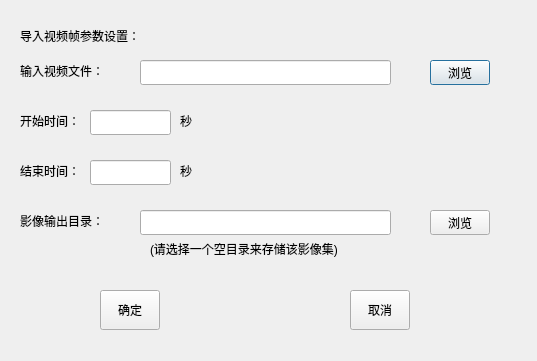
Above: dialog_importvideoframes.ui from zxczhai/OpenScan3D before the change. Below: the same form after it.
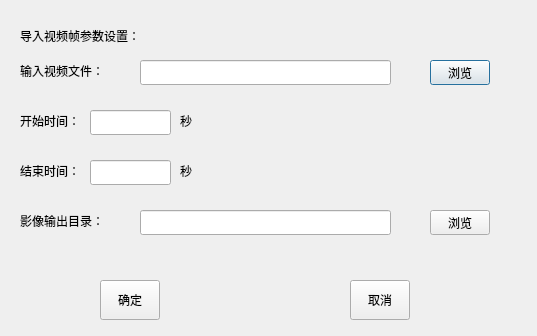
That is the form after the change.

Commit message: finish the video frame extraction function,but some message prompts that there are certain problwm with the window

```diff
--- a/dialog_importvideoframes.ui
+++ b/dialog_importvideoframes.ui
@@ -7,7 +7,7 @@
     <x>0</x>
     <y>0</y>
     <width>537</width>
-    <height>361</height>
+    <height>336</height>
    </rect>
   </property>
   <property name="windowTitle">
@@ -128,7 +128,7 @@
    <property name="geometry">
     <rect>
      <x>100</x>
-     <y>290</y>
+     <y>280</y>
      <width>60</width>
      <height>40</height>
     </rect>
@@ -141,7 +141,7 @@
    <property name="geometry">
     <rect>
      <x>350</x>
-     <y>290</y>
+     <y>280</y>
      <width>60</width>
      <height>40</height>
     </rect>
@@ -196,19 +196,6 @@
     <string>秒</string>
    </property>
   </widget>
-  <widget class="QLabel" name="label_5">
-   <property name="geometry">
-    <rect>
-     <x>150</x>
-     <y>240</y>
-     <width>241</width>
-     <height>17</height>
-    </rect>
-   </property>
-   <property name="text">
-    <string>(请选择一个空目录来存储该影像集)</string>
-   </property>
-  </widget>
  </widget>
  <resources/>
  <connections/>
```
The commit also changes 5 other files.
